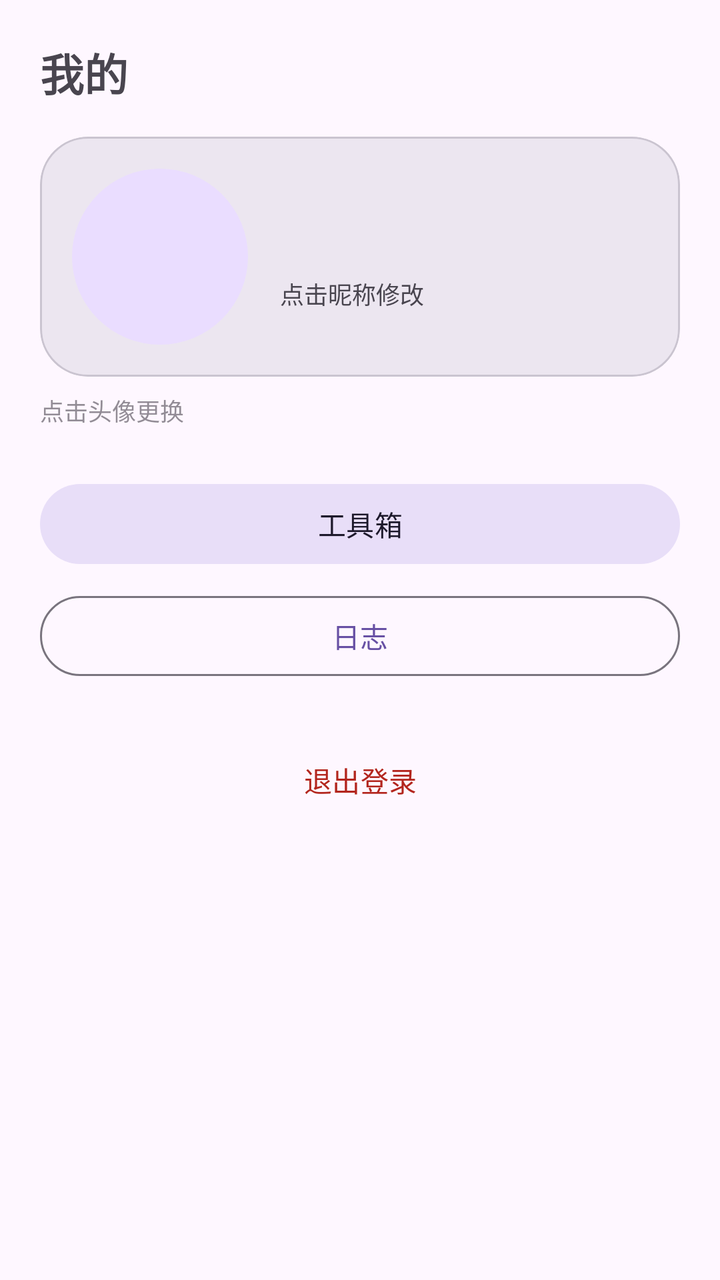
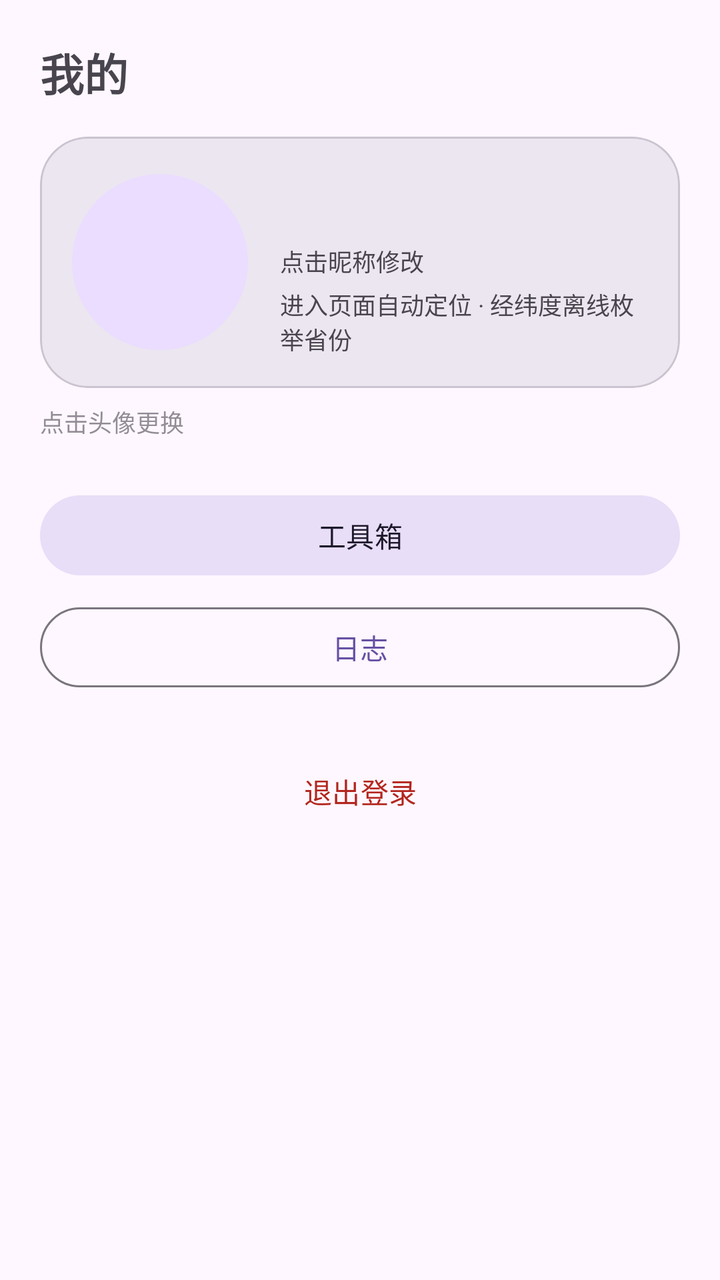

Compare the two renders of this Android layout. The source of the first and the diff that turns it into the second are given below.
<!-- AndroidManifest.xml: application theme Theme.Keyou -->
<!-- res/layout/page_mine.xml -->
<?xml version="1.0" encoding="utf-8"?>
<ScrollView xmlns:android="http://schemas.android.com/apk/res/android"
    xmlns:app="http://schemas.android.com/apk/res-auto"
    android:layout_width="match_parent"
    android:layout_height="match_parent"
    android:padding="20dp"
    android:paddingBottom="104dp"
    android:fillViewport="true">

    <LinearLayout
        android:layout_width="match_parent"
        android:layout_height="wrap_content"
        android:orientation="vertical">

        <TextView
            android:layout_width="wrap_content"
            android:layout_height="wrap_content"
            android:text="@string/nav_mine"
            android:textSize="22sp"
            android:textStyle="bold"
            android:layout_marginBottom="16dp" />

        
        <com.google.android.material.card.MaterialCardView
            android:layout_width="match_parent"
            android:layout_height="wrap_content"
            app:cardCornerRadius="24dp"
            app:cardElevation="0dp"
            app:cardBackgroundColor="?attr/colorSurfaceContainerHigh">

            <LinearLayout
                android:layout_width="match_parent"
                android:layout_height="wrap_content"
                android:orientation="horizontal"
                android:gravity="center_vertical"
                android:padding="16dp">

                <FrameLayout
                    android:id="@+id/fl_avatar"
                    android:layout_width="88dp"
                    android:layout_height="88dp"
                    android:background="?attr/selectableItemBackgroundBorderless"
                    android:contentDescription="@string/mine_avatar_hint"
                    android:clickable="true"
                    android:focusable="true">

                    <TextView
                        android:id="@+id/tv_avatar_letter"
                        android:layout_width="match_parent"
                        android:layout_height="match_parent"
                        android:background="@drawable/bg_avatar_circle"
                        android:gravity="center"
                        android:textColor="@color/md_on_primary_container"
                        android:textSize="32sp"
                        android:textStyle="bold" />

                    <ImageView
                        android:id="@+id/iv_avatar"
                        android:layout_width="match_parent"
                        android:layout_height="match_parent"
                        android:contentDescription="@string/mine_avatar_hint"
                        android:scaleType="centerCrop"
                        android:visibility="gone" />
                </FrameLayout>

                <LinearLayout
                    android:layout_width="0dp"
                    android:layout_height="wrap_content"
                    android:layout_weight="1"
                    android:layout_marginStart="16dp"
                    android:orientation="vertical">

                    <TextView
                        android:id="@+id/tv_nickname"
                        android:layout_width="wrap_content"
                        android:layout_height="wrap_content"
                        android:paddingVertical="4dp"
                        android:textSize="22sp"
                        android:textStyle="bold" />

                    <TextView
                        android:layout_width="wrap_content"
                        android:layout_height="wrap_content"
                        android:text="@string/mine_nickname_hint"
                        android:textSize="12sp"
                        android:textColor="?attr/colorOnSurfaceVariant" />
                </LinearLayout>
            </LinearLayout>
        </com.google.android.material.card.MaterialCardView>

        <TextView
            android:layout_width="wrap_content"
            android:layout_height="wrap_content"
            android:layout_marginTop="8dp"
            android:alpha="0.6"
            android:text="@string/mine_avatar_hint"
            android:textSize="12sp" />

        <Button
            android:id="@+id/btn_tools"
            style="@style/Widget.Material3.Button.TonalButton"
            android:layout_width="match_parent"
            android:layout_height="wrap_content"
            android:layout_marginTop="24dp"
            android:text="@string/tools_title" />

        <Button
            android:id="@+id/btn_logs"
            style="@style/Widget.Material3.Button.OutlinedButton"
            android:layout_width="match_parent"
            android:layout_height="wrap_content"
            android:layout_marginTop="8dp"
            android:text="@string/log_title" />

        <Button
            android:id="@+id/btn_logout"
            style="@style/Widget.Material3.Button.TextButton"
            android:layout_width="match_parent"
            android:layout_height="wrap_content"
            android:layout_marginTop="24dp"
            android:text="@string/mine_logout"
            android:textColor="?attr/colorError" />

    </LinearLayout>
</ScrollView>
<!-- resources referenced by this layout -->
<resources>
  <color name="md_on_primary_container">#21005D</color>
  <!-- drawable bg_avatar_circle (drawable) -->
  <?xml version="1.0" encoding="utf-8"?>
  <shape xmlns:android="http://schemas.android.com/apk/res/android"
      android:shape="oval">
      <solid android:color="@color/md_primary_container" />
  </shape>
  <string name="log_title">日志</string>
  <string name="mine_avatar_hint">点击头像更换</string>
  <string name="mine_logout">退出登录</string>
  <string name="mine_nickname_hint">点击昵称修改</string>
  <string name="nav_mine">我的</string>
  <string name="tools_title">工具箱</string>
  <style name="Theme.Keyou" parent="Theme.Material3.DayNight.NoActionBar" />
  <color name="md_primary_container">#EADDFF</color>
</resources>

<!-- the commit's change to res/layout/page_mine.xml (unified diff, before → after) -->
@@ -70,13 +70,31 @@
                     android:layout_marginStart="16dp"
                     android:orientation="vertical">
 
-                    <TextView
-                        android:id="@+id/tv_nickname"
-                        android:layout_width="wrap_content"
+                    <LinearLayout
+                        android:layout_width="match_parent"
                         android:layout_height="wrap_content"
-                        android:paddingVertical="4dp"
-                        android:textSize="22sp"
-                        android:textStyle="bold" />
+                        android:gravity="center_vertical"
+                        android:orientation="horizontal">
+
+                        <TextView
+                            android:id="@+id/tv_nickname"
+                            android:layout_width="wrap_content"
+                            android:layout_height="wrap_content"
+                            android:paddingVertical="4dp"
+                            android:textSize="22sp"
+                            android:textStyle="bold" />
+
+                        
+                        <TextView
+                            android:id="@+id/tv_province"
+                            android:layout_width="wrap_content"
+                            android:layout_height="wrap_content"
+                            android:layout_marginStart="10dp"
+                            android:textColor="?attr/colorPrimary"
+                            android:textSize="16sp"
+                            android:textStyle="bold"
+                            android:visibility="gone" />
+                    </LinearLayout>
 
                     <TextView
                         android:layout_width="wrap_content"
@@ -84,6 +102,15 @@
                         android:text="@string/mine_nickname_hint"
                         android:textSize="12sp"
                         android:textColor="?attr/colorOnSurfaceVariant" />
+
+                    <TextView
+                        android:id="@+id/tv_location_detail"
+                        android:layout_width="wrap_content"
+                        android:layout_height="wrap_content"
+                        android:layout_marginTop="4dp"
+                        android:text="@string/mine_location_hint"
+                        android:textColor="?attr/colorOnSurfaceVariant"
+                        android:textSize="12sp" />
                 </LinearLayout>
             </LinearLayout>
         </com.google.android.material.card.MaterialCardView>
<!-- resource entries referenced after the edit -->
@@ -9,6 +9,7 @@
   </shape>
   <string name="log_title">日志</string>
   <string name="mine_avatar_hint">点击头像更换</string>
+  <string name="mine_location_hint">进入页面自动定位 · 经纬度离线枚举省份</string>
   <string name="mine_logout">退出登录</string>
   <string name="mine_nickname_hint">点击昵称修改</string>
   <string name="nav_mine">我的</string>
